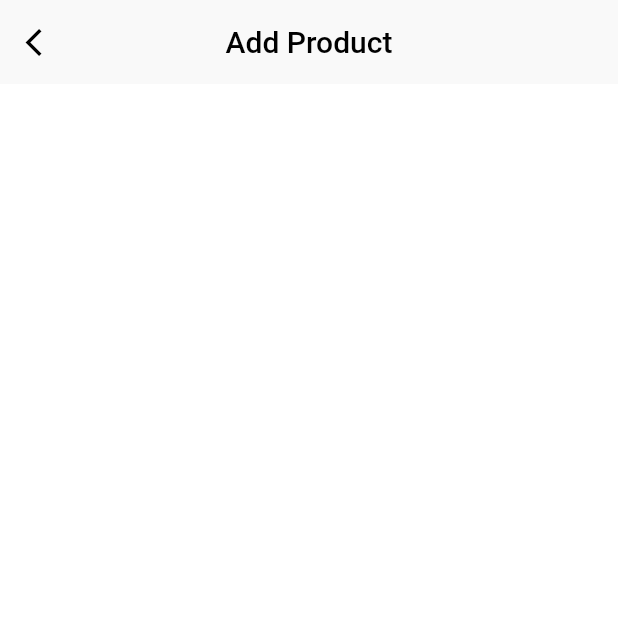
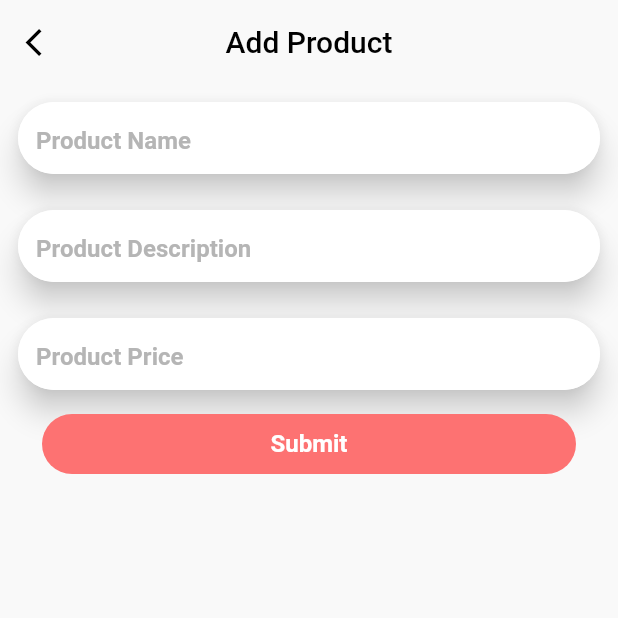
Before and after one commit to RafiMagsi/products_task, a Flutter app: the screen it shows after launch, after a tap on "Add Product", on a phone screen of 412 x 824 dp, the top half of it. Run offline on Flutter 3.47's test engine with Material 2 defaults, Android fonts, the phone set to English and light mode, and no system bars; our stand-ins replace get; Roboto replaces fonts that are missing (Cairo).

Commit message:
Add product view, text fields added, validation added.

```diff
--- a/lib/Bindings/manage_binding.dart
+++ b/lib/Bindings/manage_binding.dart
@@ -1,4 +1,5 @@
 import 'package:get/get.dart';
+import 'package:products_task/Controllers/add_product_controller.dart';
 import 'package:products_task/Controllers/products_controller.dart';
 
 // Products binding to initialize all the required controllers at once before using
@@ -6,5 +7,6 @@ class ProductsBinding implements Bindings {
   @override
   void dependencies() {
     Get.lazyPut(() => ProductsController(), fenix: true);
+    Get.lazyPut(() => AddProductController(), fenix: true);
   }
 }
--- a/lib/Configs/app_colors.dart
+++ b/lib/Configs/app_colors.dart
@@ -6,6 +6,8 @@ class AppColors {
   static const Color white = Color(0xFFFFFFFF); // White color
   static const Color textBlack = Color(0xFF000000); // Black text color, for Titles
   static const Color textSubtitle = Color(0xFF737373); // Subtitle color
+  static const Color hintColor = Color(0xFFB5B5B5);
   static const Color inputBorderColor = Color(0xFFFD7272); // Border color
-  static const Color background = Color(0xFFF9F9F9); // Background color
+  static const Color background = Color(0xFFF9F9F9);
+  static const Color error = Color(0xFFD94F4F);
 }
--- a/lib/Configs/text_styles.dart
+++ b/lib/Configs/text_styles.dart
@@ -37,4 +37,24 @@ class AppStyles {
       height: height,
     );
   }
+
+  static TextStyle hintStyle({
+    Color color = AppColors.hintColor,
+  }) {
+    return TextStyle(
+      color: color,
+      fontSize: 16,
+      fontWeight: FontWeight.bold,
+      letterSpacing: 0.03,
+    );
+  }
+
+  static TextStyle errorTextStyle() {
+    return TextStyle(
+      color: AppColors.error,
+      fontSize: 14,
+      letterSpacing: 0.03,
+      height: 0.8,
+    );
+  }
 }
--- /dev/null
+++ b/lib/Controllers/add_product_controller.dart
@@ -0,0 +1,16 @@
+import 'package:flutter/material.dart';
+import 'package:get/get.dart';
+import 'package:products_task/Configs/app_pages.dart';
+
+class AddProductController extends GetxController {
+  var productForm = GlobalKey<FormState>();
+  var nameController = TextEditingController();
+  var descriptionController = TextEditingController();
+  var priceController = TextEditingController();
+
+  void submitProduct() {
+    if (productForm.currentState!.validate()) {
+      Get.offAndToNamed(AppPages.initial);
+    }
+  }
+}
--- /dev/null
+++ b/lib/Helpers/Validators.dart
@@ -0,0 +1,8 @@
+class Validators {
+  static String? validateField(String? value, {String? errorMessage}) {
+    if (value == null || value.isEmpty) {
+      return errorMessage ?? 'Empty Field';
+    }
+    return null;
+  }
+}
--- a/lib/Pages/add_product.dart
+++ b/lib/Pages/add_product.dart
@@ -1,13 +1,54 @@
 import 'package:flutter/material.dart';
+import 'package:products_task/Configs/app_colors.dart';
+import 'package:products_task/Controllers/add_product_controller.dart';
 import 'package:products_task/Widgets/custom_app_bar.dart';
+import 'package:get/get.dart';
+import 'package:products_task/Widgets/custom_button.dart';
+import 'package:products_task/Widgets/custom_text_field.dart';
 
-class AddProduct extends StatelessWidget {
+class AddProduct extends GetView<AddProductController> {
   const AddProduct({Key? key}) : super(key: key);
+
+  @override
+  StatelessElement createElement() {
+    controller.productForm = GlobalKey<FormState>();
+    return super.createElement();
+  }
 
   @override
   Widget build(BuildContext context) {
     return Scaffold(
       appBar: CustomAppBar(title: "Add Product"),
+      backgroundColor: AppColors.background,
+      body: Column(
+        children: [
+          Form(
+            key: controller.productForm,
+            child: Column(
+              children: [
+                CustomTextField(
+                  placeHolder: "Product Name",
+                  inputController: controller.nameController,
+                ),
+                CustomTextField(
+                  placeHolder: "Product Description",
+                  inputController: controller.descriptionController,
+                ),
+                CustomTextField(
+                  placeHolder: "Product Price",
+                  inputController: controller.priceController,
+                ),
+                CustomButton(
+                  title: "Submit",
+                  onTap: () {
+                    controller.submitProduct();
+                  },
+                ),
+              ],
+            ),
+          )
+        ],
+      ),
     );
   }
 }
--- a/lib/Pages/manage_products.dart
+++ b/lib/Pages/manage_products.dart
@@ -2,11 +2,10 @@ import 'package:flutter/material.dart';
 import 'package:products_task/Configs/app_colors.dart';
 import 'package:products_task/Configs/app_pages.dart';
 import 'package:products_task/Configs/app_sizes.dart';
-import 'package:products_task/Configs/text_styles.dart';
 import 'package:products_task/Controllers/products_controller.dart';
 import 'package:products_task/Models/product_model.dart';
-import 'package:products_task/Pages/add_product.dart';
 import 'package:products_task/Widgets/custom_app_bar.dart';
+import 'package:products_task/Widgets/custom_button.dart';
 import 'package:products_task/Widgets/product_item.dart';
 import 'package:get/get.dart';
 
@@ -34,23 +33,9 @@ class ManageProducts extends GetView<ProductsController> {
             bottom: AppSizes.largeSpacing_2,
             left: 0,
             right: 0,
-            child: MaterialButton(
-              child: Container(
-                margin: EdgeInsets.all(AppSizes.largeSpacing_2),
-                padding: EdgeInsets.all(AppSizes.mediumSpacing_2),
-                alignment: Alignment.center,
-                decoration: BoxDecoration(
-                  color: AppColors.primary,
-                  borderRadius: BorderRadius.circular(AppSizes.largeSpacing_2),
-                ),
-                child: Text(
-                  "Add Product",
-                  style: AppStyles.titleStyle(color: AppColors.white, height: 1),
-                ),
-              ),
-              onPressed: () {
-                Get.toNamed(AppPages.addProduct);
-              },
+            child: CustomButton(
+              title: "Add Product",
+              onTap: () => Get.toNamed(AppPages.addProduct),
             ),
           )
         ],
--- /dev/null
+++ b/lib/Widgets/custom_button.dart
@@ -0,0 +1,36 @@
+import 'package:flutter/material.dart';
+import 'package:products_task/Configs/app_colors.dart';
+import 'package:products_task/Configs/app_sizes.dart';
+import 'package:products_task/Configs/text_styles.dart';
+
+class CustomButton extends StatelessWidget {
+  final String? title;
+  final Function? onTap;
+  const CustomButton({
+    Key? key,
+    this.title = "",
+    this.onTap,
+  }) : super(key: key);
+
+  @override
+  Widget build(BuildContext context) {
+    return MaterialButton(
+      child: Container(
+        margin: EdgeInsets.symmetric(horizontal: AppSizes.mediumSpacing_2),
+        padding: EdgeInsets.all(AppSizes.mediumSpacing_2),
+        alignment: Alignment.center,
+        decoration: BoxDecoration(
+          color: AppColors.primary,
+          borderRadius: BorderRadius.circular(AppSizes.largeSpacing_2),
+        ),
+        child: Text(
+          title!,
+          style: AppStyles.titleStyle(color: AppColors.white, height: 1),
+        ),
+      ),
+      onPressed: () {
+        onTap?.call();
+      },
+    );
+  }
+}
--- /dev/null
+++ b/lib/Widgets/custom_text_field.dart
@@ -0,0 +1,96 @@
+import 'package:flutter/material.dart';
+import 'package:flutter/services.dart';
+import 'package:products_task/Configs/app_colors.dart';
+import 'package:products_task/Configs/app_sizes.dart';
+import 'package:products_task/Configs/text_styles.dart';
+import 'package:products_task/Helpers/Validators.dart';
+
+class CustomTextField extends StatelessWidget {
+  final bool? disableInteraction;
+  final String? Function(String p1)? onChanged;
+  final String? Function(String p1)? validator;
+  final String? errorText;
+  final TextEditingController? inputController;
+  final List<TextInputFormatter>? inputFormatters;
+  final InputDecoration? decoration;
+  final String? placeHolder;
+  final String? title;
+  final Widget? suffix;
+  final int? maxLength;
+  final TextInputType? textInputType;
+  final FocusNode? focusNode;
+  final Function(String)? onSubmitted;
+
+  const CustomTextField(
+      {Key? key,
+      this.onChanged,
+      this.disableInteraction = false,
+      this.validator,
+      this.errorText,
+      this.inputController,
+      this.inputFormatters,
+      this.decoration,
+      this.placeHolder,
+      this.title,
+      this.suffix,
+      this.maxLength = 100,
+      this.textInputType,
+      this.focusNode,
+      this.onSubmitted})
+      : super(key: key);
+
+  @override
+  Widget build(BuildContext context) {
+    return Container(
+      margin: EdgeInsets.all(AppSizes.mediumSpacing_2),
+      child: Material(
+        shadowColor: Colors.grey.shade300,
+        clipBehavior: Clip.antiAlias,
+        borderRadius: BorderRadius.circular(AppSizes.largeSpacing_2),
+        elevation: 8,
+        child: TextFormField(
+          enableInteractiveSelection: disableInteraction!,
+          onChanged: (text) {
+            if (onChanged != null) onChanged!(text);
+          },
+          validator: (x) {
+            if (validator == null) {
+              return Validators.validateField(x, errorMessage: errorText);
+            } else {
+              return validator!(x!);
+            }
+          },
+          autovalidateMode: AutovalidateMode.onUserInteraction,
+          controller: inputController,
+          inputFormatters: inputFormatters,
+          autocorrect: false,
+          decoration: decoration ??
+              InputDecoration(
+                filled: true,
+                border: InputBorder.none,
+                fillColor: Colors.white,
+                focusColor: Colors.blue,
+                focusedBorder: InputBorder.none,
+                enabledBorder: InputBorder.none,
+                errorBorder: InputBorder.none,
+                disabledBorder: InputBorder.none,
+                hintText: placeHolder ?? '${'Enter'} $title',
+                hintStyle: AppStyles.hintStyle().copyWith(height: 1),
+                contentPadding: EdgeInsetsDirectional.only(top: 12, bottom: 12, start: 12),
+                errorStyle: AppStyles.errorTextStyle().copyWith(height: 1.2),
+                counterText: '',
+                isDense: true,
+                suffixIconConstraints: BoxConstraints(minWidth: 10, maxHeight: 40),
+                suffix: suffix,
+              ),
+          maxLength: maxLength!,
+          style: AppStyles.titleStyle(color: AppColors.textSubtitle),
+          keyboardType: textInputType,
+          textInputAction: TextInputAction.next,
+          focusNode: focusNode,
+          onFieldSubmitted: onSubmitted,
+        ),
+      ),
+    );
+  }
+}
```
